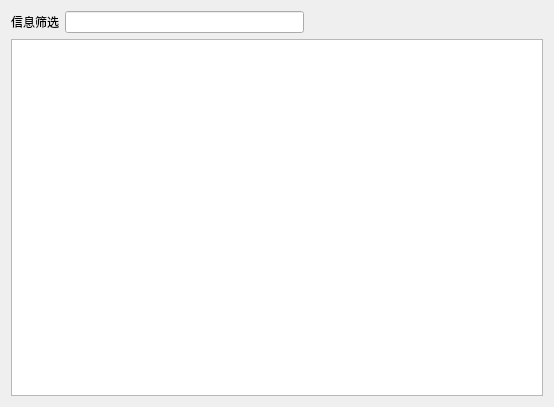
The window that AlarmConfigDlg.ui (wanlong1215/test) describes before a commit, drawn with Qt 5.
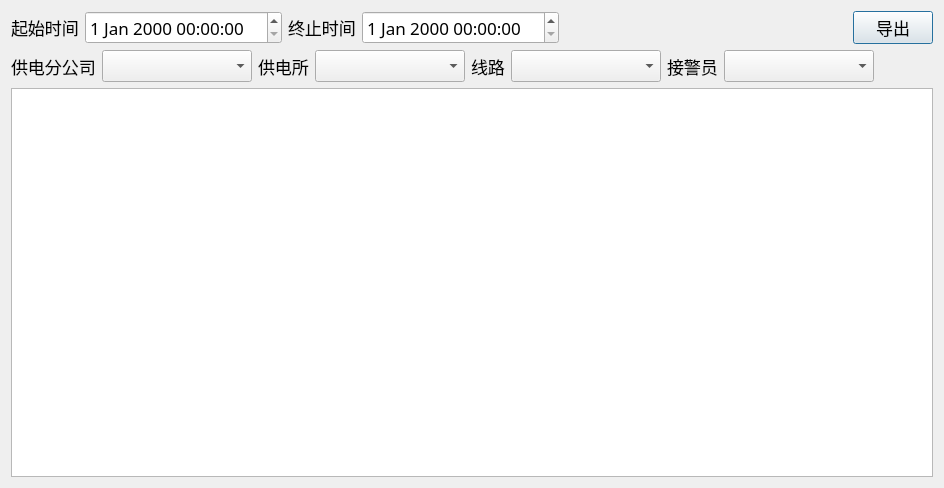
The same window after the commit.

The edit to the form file:
```diff
--- a/AlarmConfigDlg.ui
+++ b/AlarmConfigDlg.ui
@@ -6,10 +6,16 @@
    <rect>
     <x>0</x>
     <y>0</y>
-    <width>554</width>
-    <height>407</height>
+    <width>944</width>
+    <height>488</height>
    </rect>
   </property>
+  <property name="font">
+   <font>
+    <family>微软雅黑</family>
+    <pointsize>13</pointsize>
+   </font>
+  </property>
   <property name="windowTitle">
    <string>报警数据管理</string>
   </property>
@@ -19,15 +25,117 @@
      <item>
       <widget class="QLabel" name="label">
        <property name="text">
-        <string>信息筛选</string>
+        <string>起始时间</string>
        </property>
       </widget>
      </item>
      <item>
-      <widget class="QLineEdit" name="leFilter"/>
+      <widget class="QDateTimeEdit" name="dtBegin"/>
+     </item>
+     <item>
+      <widget class="QLabel" name="label_7">
+       <property name="text">
+        <string>终止时间</string>
+       </property>
+      </widget>
+     </item>
+     <item>
+      <widget class="QDateTimeEdit" name="dtEnd"/>
      </item>
      <item>
       <spacer name="horizontalSpacer">
+       <property name="orientation">
+        <enum>Qt::Horizontal</enum>
+       </property>
+       <property name="sizeHint" stdset="0">
+        <size>
+         <width>40</width>
+         <height>20</height>
+        </size>
+       </property>
+      </spacer>
+     </item>
+     <item>
+      <widget class="QPushButton" name="btnExport">
+       <property name="text">
+        <string>导出</string>
+       </property>
+      </widget>
+     </item>
+    </layout>
+   </item>
+   <item>
+    <layout class="QHBoxLayout" name="horizontalLayout_3">
+     <item>
+      <widget class="QLabel" name="label_2">
+       <property name="text">
+        <string>供电分公司</string>
+       </property>
+      </widget>
+     </item>
+     <item>
+      <widget class="QComboBox" name="cbSubCompany">
+       <property name="minimumSize">
+        <size>
+         <width>150</width>
+         <height>0</height>
+        </size>
+       </property>
+      </widget>
+     </item>
+     <item>
+      <widget class="QLabel" name="label_3">
+       <property name="text">
+        <string>供电所</string>
+       </property>
+      </widget>
+     </item>
+     <item>
+      <widget class="QComboBox" name="cbAsmo">
+       <property name="minimumSize">
+        <size>
+         <width>150</width>
+         <height>0</height>
+        </size>
+       </property>
+      </widget>
+     </item>
+     <item>
+      <widget class="QLabel" name="label_4">
+       <property name="text">
+        <string>线路</string>
+       </property>
+      </widget>
+     </item>
+     <item>
+      <widget class="QComboBox" name="cbLine">
+       <property name="minimumSize">
+        <size>
+         <width>150</width>
+         <height>0</height>
+        </size>
+       </property>
+      </widget>
+     </item>
+     <item>
+      <widget class="QLabel" name="label_5">
+       <property name="text">
+        <string>接警员</string>
+       </property>
+      </widget>
+     </item>
+     <item>
+      <widget class="QComboBox" name="cbWorker">
+       <property name="minimumSize">
+        <size>
+         <width>150</width>
+         <height>0</height>
+        </size>
+       </property>
+      </widget>
+     </item>
+     <item>
+      <spacer name="horizontalSpacer_2">
        <property name="orientation">
         <enum>Qt::Horizontal</enum>
        </property>
```
Left out of the diff: 4 changed lines with no effect on the pictures.
